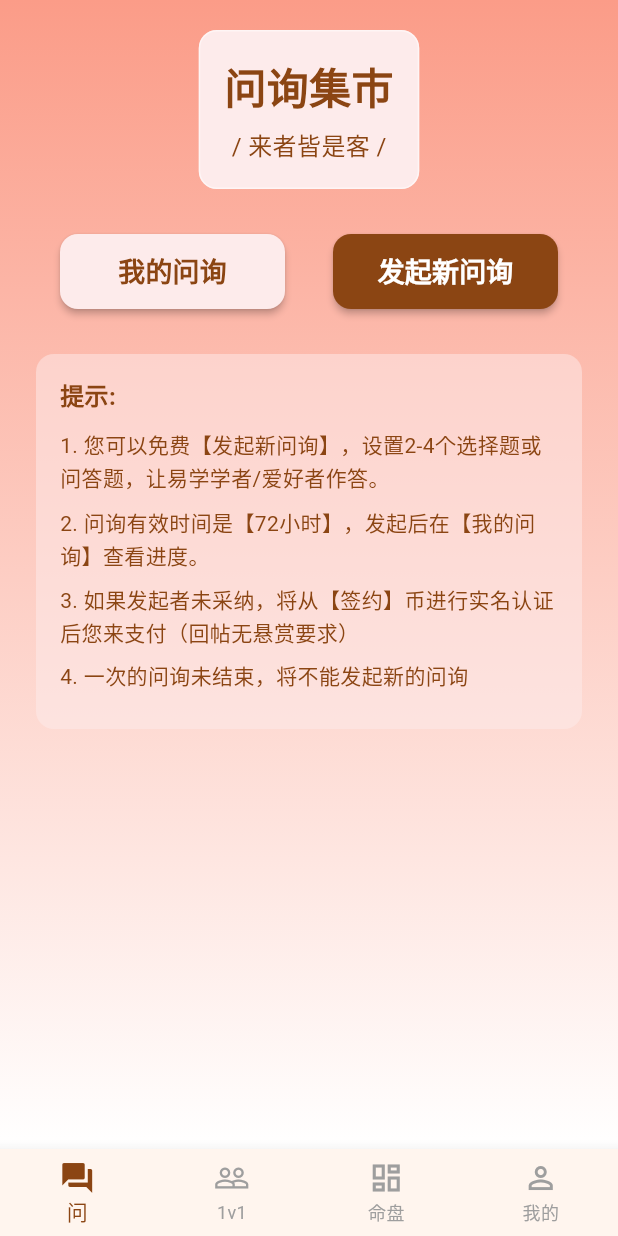
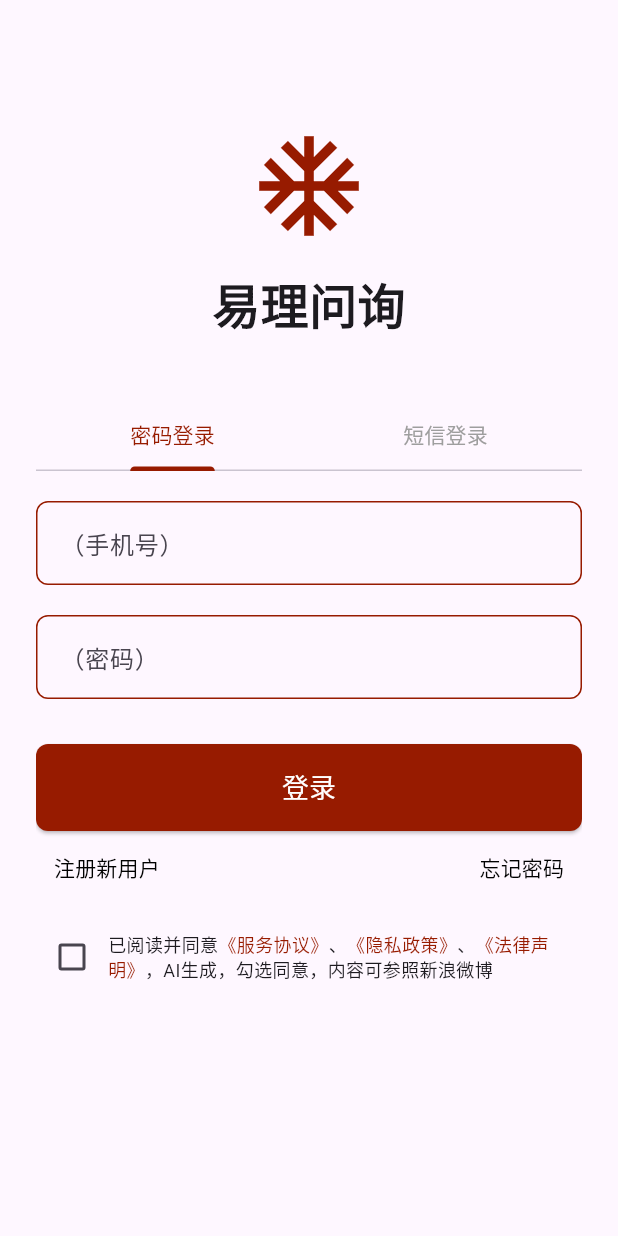
Before and after one commit to wstszx/zhouyi_flutter, a Flutter app: the screen it shows after launch, on a phone screen of 412 x 824 dp. Run offline on Flutter 3.47's test engine with Material 3 defaults, Android fonts, the phone set to English and light mode, and no system bars; our stand-ins replace flutter_svg; Roboto replaces fonts that are missing (PingFang SC).

Commit message:
feat: 实现登录、注册和忘记密码页面

```diff
--- a/lib/main.dart
+++ b/lib/main.dart
@@ -1,9 +1,5 @@
 import 'package:flutter/material.dart';
-import 'package:flutter_svg/flutter_svg.dart';
-import 'package:zhouyi/screens/qa_marketplace_screen.dart';
-import 'package:zhouyi/screens/one_on_one_screen.dart';
-import 'package:zhouyi/screens/astrolabe_screen.dart';
-import 'package:zhouyi/screens/profile_screen.dart';
+import 'package:zhouyi/screens/login_screen.dart';
 
 void main() {
   runApp(const MyApp());
@@ -20,79 +16,7 @@ class MyApp extends StatelessWidget {
         primarySwatch: Colors.blue,
         fontFamily: 'PingFang SC',
       ),
-      home: const MainScreen(),
+      home: const LoginScreen(),
     );
   }
 }
-
-class MainScreen extends StatefulWidget {
-  const MainScreen({super.key});
-
-  @override
-  _MainScreenState createState() => _MainScreenState();
-}
-
-class _MainScreenState extends State<MainScreen> {
-  int _selectedIndex = 0;
-
-  static const List<Widget> _widgetOptions = <Widget>[
-    const QaMarketplaceScreen(),
-    const OneOnOneScreen(),
-    const AstrolabeScreen(),
-    const ProfileScreen(),
-  ];
-
-  void _onItemTapped(int index) {
-    setState(() {
-      _selectedIndex = index;
-    });
-  }
-
-  @override
-  Widget build(BuildContext context) {
-    return Scaffold(
-      body: Stack(
-        children: [
-          SvgPicture.asset(
-            'assets/images/background_gradient.svg',
-            fit: BoxFit.cover,
-            width: double.infinity,
-            height: double.infinity,
-          ),
-          _widgetOptions.elementAt(_selectedIndex),
-        ],
-      ),
-      bottomNavigationBar: BottomNavigationBar(
-        items: const <BottomNavigationBarItem>[
-          BottomNavigationBarItem(
-            icon: Icon(Icons.question_answer_outlined),
-            activeIcon: Icon(Icons.question_answer),
-            label: '问',
-          ),
-          BottomNavigationBarItem(
-            icon: Icon(Icons.people_outline),
-            activeIcon: Icon(Icons.people),
-            label: '1v1',
-          ),
-          BottomNavigationBarItem(
-            icon: Icon(Icons.dashboard_outlined),
-            activeIcon: Icon(Icons.dashboard),
-            label: '命盘',
-          ),
-          BottomNavigationBarItem(
-            icon: Icon(Icons.person_outline),
-            activeIcon: Icon(Icons.person),
-            label: '我的',
-          ),
-        ],
-        currentIndex: _selectedIndex,
-        selectedItemColor: const Color(0xFF8B4513), // A brown color similar to UI
-        unselectedItemColor: Colors.grey,
-        onTap: _onItemTapped,
-        backgroundColor: const Color(0xFFFFF5EE), // A light pinkish color
-        type: BottomNavigationBarType.fixed,
-        showUnselectedLabels: true,
-      ),
-    );
-  }
-}
--- /dev/null
+++ b/lib/screens/login_screen.dart
@@ -0,0 +1,215 @@
+import 'package:flutter/material.dart';
+import 'package:zhouyi/screens/forgot_password_screen.dart';
+import 'package:zhouyi/screens/register_screen.dart';
+
+class LoginScreen extends StatefulWidget {
+  const LoginScreen({super.key});
+
+  @override
+  State<LoginScreen> createState() => _LoginScreenState();
+}
+
+class _LoginScreenState extends State<LoginScreen> with SingleTickerProviderStateMixin {
+  late TabController _tabController;
+
+  @override
+  void initState() {
+    super.initState();
+    _tabController = TabController(length: 2, vsync: this);
+  }
+
+  @override
+  void dispose() {
+    _tabController.dispose();
+    super.dispose();
+  }
+
+  @override
+  Widget build(BuildContext context) {
+    return Scaffold(
+      body: SafeArea(
+        child: SingleChildScrollView(
+          child: Padding(
+            padding: const EdgeInsets.all(24.0),
+            child: Column(
+              mainAxisAlignment: MainAxisAlignment.center,
+              children: [
+                const SizedBox(height: 60),
+                // Logo
+                const Icon(
+                  Icons.ac_unit, // Placeholder for Logo
+                  size: 80,
+                  color: Color(0xFF971B00),
+                ),
+                const SizedBox(height: 16),
+                const Text(
+                  '易理问询',
+                  style: TextStyle(
+                    fontSize: 32,
+                    fontWeight: FontWeight.bold,
+                  ),
+                ),
+                const SizedBox(height: 40),
+                TabBar(
+                  controller: _tabController,
+                  labelColor: const Color(0xFF971B00),
+                  unselectedLabelColor: Colors.grey,
+                  indicatorColor: const Color(0xFF971B00),
+                  tabs: const [
+                    Tab(text: '密码登录'),
+                    Tab(text: '短信登录'),
+                  ],
+                ),
+                SizedBox(
+                  height: 300, // Adjust height to fit content
+                  child: TabBarView(
+                    controller: _tabController,
+                    children: [
+                      _buildPasswordLogin(),
+                      _buildSmsLogin(),
+                    ],
+                  ),
+                ),
+                _buildAgreement(),
+              ],
+            ),
+          ),
+        ),
+      ),
+    );
+  }
+
+  Widget _buildPasswordLogin() {
+    return Column(
+      children: [
+        const SizedBox(height: 20),
+        _buildTextField(hintText: '（手机号）'),
+        const SizedBox(height: 20),
+        _buildTextField(hintText: '（密码）', obscureText: true),
+        const SizedBox(height: 30),
+        _buildLoginButton(),
+        _buildLinkButtons(),
+      ],
+    );
+  }
+
+  Widget _buildSmsLogin() {
+    return Column(
+      children: [
+        const SizedBox(height: 20),
+        _buildTextField(hintText: '（手机号）'),
+        const SizedBox(height: 20),
+        _buildVerificationCodeField(),
+        const SizedBox(height: 30),
+        _buildLoginButton(),
+        _buildLinkButtons(),
+      ],
+    );
+  }
+
+  Widget _buildTextField({required String hintText, bool obscureText = false}) {
+    return TextField(
+      obscureText: obscureText,
+      decoration: InputDecoration(
+        hintText: hintText,
+        border: OutlineInputBorder(
+          borderRadius: BorderRadius.circular(8.0),
+          borderSide: const BorderSide(color: Color(0xFF971B00)),
+        ),
+        enabledBorder: OutlineInputBorder(
+          borderRadius: BorderRadius.circular(8.0),
+          borderSide: const BorderSide(color: Color(0xFF971B00)),
+        ),
+        focusedBorder: OutlineInputBorder(
+          borderRadius: BorderRadius.circular(8.0),
+          borderSide: const BorderSide(color: Color(0xFF971B00), width: 2.0),
+        ),
+      ),
+    );
+  }
+
+  Widget _buildVerificationCodeField() {
+    return Row(
+      children: [
+        Expanded(
+          child: _buildTextField(hintText: '（验证码）'),
+        ),
+        const SizedBox(width: 10),
+        ElevatedButton(
+          onPressed: () {},
+          style: ElevatedButton.styleFrom(
+            backgroundColor: const Color(0xFF971B00),
+            foregroundColor: Colors.white,
+            shape: RoundedRectangleBorder(borderRadius: BorderRadius.circular(8)),
+          ),
+          child: const Text('获取验证码'),
+        ),
+      ],
+    );
+  }
+
+  Widget _buildLoginButton() {
+    return SizedBox(
+      width: double.infinity,
+      child: ElevatedButton(
+        onPressed: () {},
+        style: ElevatedButton.styleFrom(
+          backgroundColor: const Color(0xFF971B00),
+          padding: const EdgeInsets.symmetric(vertical: 16),
+          shape: RoundedRectangleBorder(borderRadius: BorderRadius.circular(8)),
+        ),
+        child: const Text('登录', style: TextStyle(fontSize: 18, color: Colors.white)),
+      ),
+    );
+  }
+
+  Widget _buildLinkButtons() {
+    return Row(
+      mainAxisAlignment: MainAxisAlignment.spaceBetween,
+      children: [
+        TextButton(
+          onPressed: () {
+            Navigator.push(
+              context,
+              MaterialPageRoute(builder: (context) => const RegisterScreen()),
+            );
+          },
+          child: const Text('注册新用户', style: TextStyle(color: Colors.black)),
+        ),
+        TextButton(
+          onPressed: () {
+            Navigator.push(
+              context,
+              MaterialPageRoute(builder: (context) => const ForgotPasswordScreen()),
+            );
+          },
+          child: const Text('忘记密码', style: TextStyle(color: Colors.black)),
+        ),
+      ],
+    );
+  }
+
+  Widget _buildAgreement() {
+    return Row(
+      children: [
+        Checkbox(value: false, onChanged: (value) {}),
+        const Expanded(
+          child: Text.rich(
+            TextSpan(
+              text: '已阅读并同意',
+              children: [
+                TextSpan(text: '《服务协议》', style: TextStyle(color: Color(0xFF971B00))),
+                TextSpan(text: '、'),
+                TextSpan(text: '《隐私政策》', style: TextStyle(color: Color(0xFF971B00))),
+                TextSpan(text: '、'),
+                TextSpan(text: '《法律声明》', style: TextStyle(color: Color(0xFF971B00))),
+                TextSpan(text: '，AI生成，勾选同意，内容可参照新浪微博'),
+              ],
+            ),
+            style: TextStyle(fontSize: 12),
+          ),
+        ),
+      ],
+    );
+  }
+}
```
Also changed, not shown: lib/screens/forgot_password_screen.dart (added, +91 -0 lines), lib/screens/register_screen.dart (added, +147 -0 lines).
